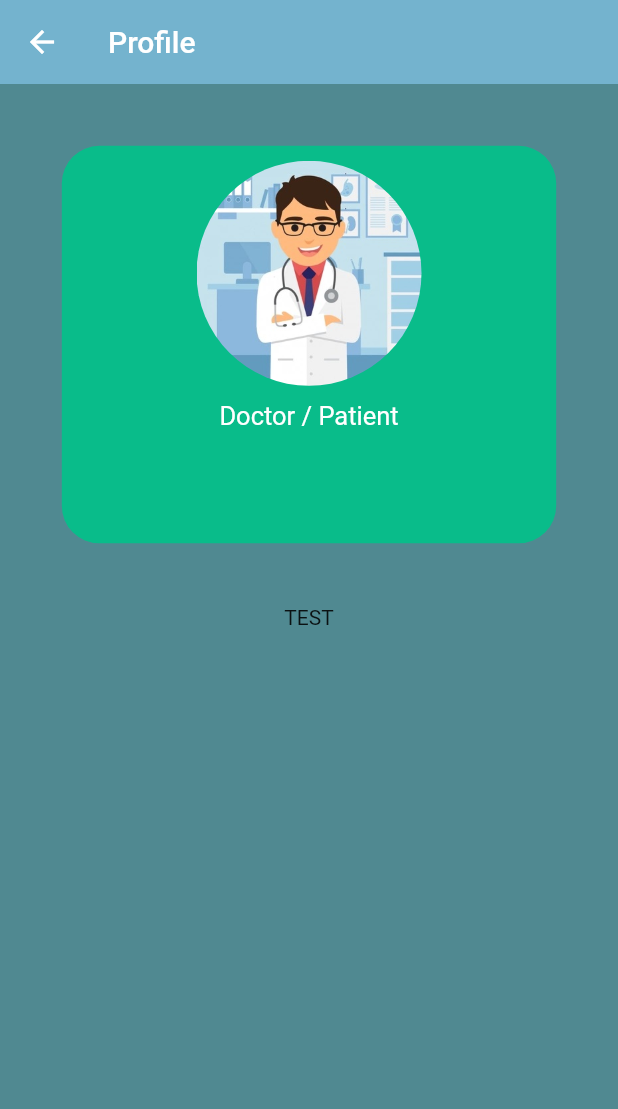
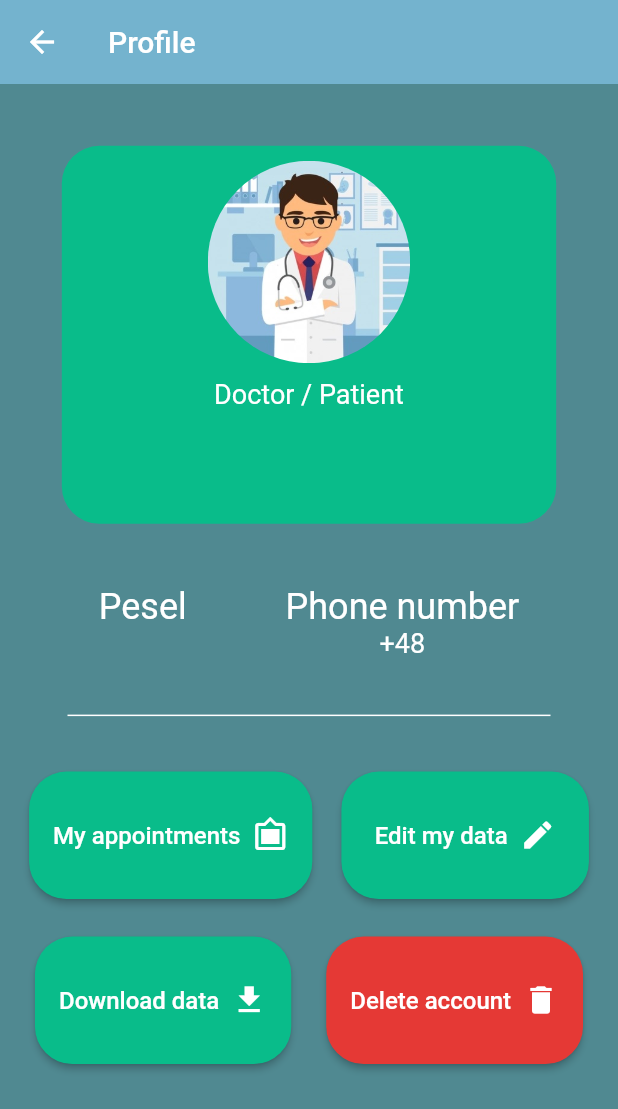
Before and after one commit to Eciric/Clinico, a Flutter app: the ProfileView screen opened directly, on a phone screen of 412 x 824 dp. Shown: the top 1109 px of the screen. Run offline on Flutter 3.47's test engine with Material 2 defaults, Android fonts, the phone set to English and light mode, and no system bars; our stand-ins replace cloud_firestore, firebase_auth, firebase_core, flutter_spinkit; accounts and stored records are empty.

Commit message:
Basic profile UI done

```diff
--- a/lib/screens/profile/profile.dart
+++ b/lib/screens/profile/profile.dart
@@ -1,12 +1,14 @@
 import 'package:clinico/services/database.dart';
 import 'package:clinico/style/colors.dart';
+import 'package:clinico/style/profileButtonDecoration.dart';
 import 'package:cloud_firestore/cloud_firestore.dart';
 import 'package:firebase_auth/firebase_auth.dart';
 import 'package:flutter/material.dart';
+import 'package:clinico/services/stringExtension.dart';
 
 class ProfileView extends StatelessWidget {
-  final double avatarHeight = 150;
-  final double avatarWidth = 150;
+  final double avatarHeight = 135;
+  final double avatarWidth = 135;
 
   @override
   Widget build(BuildContext context) {
@@ -33,6 +35,7 @@ class ProfileView extends StatelessWidget {
                       child: Column(
                         children: [
                           Container(
+                              padding: EdgeInsets.only(bottom: 10),
                               margin: EdgeInsets.symmetric(
                                   vertical: MediaQuery.of(context).size.width *
                                       1 /
@@ -41,7 +44,6 @@ class ProfileView extends StatelessWidget {
                                   color: MyColors.mountainMeadow,
                                   borderRadius: BorderRadius.circular(25)),
                               width: MediaQuery.of(context).size.width * 4 / 5,
-                              height: avatarHeight + 115,
                               child: Column(
                                 children: [
                                   SizedBox(
@@ -64,24 +66,114 @@ class ProfileView extends StatelessWidget {
                                   ),
                                   Text('Doctor / Patient',
                                       style: TextStyle(
-                                          fontSize: 17, color: Colors.white)),
+                                          fontSize: 18, color: Colors.white)),
                                   SizedBox(
                                     height: 10,
                                   ),
                                   Text(
-                                      '${user.get('name')} ${user.get('surname')}',
+                                      '${user.get('name').toString().toCapitalized()} ${user.get('surname').toString().toCapitalized()}',
                                       style: TextStyle(
-                                          fontSize: 21, color: Colors.white)),
+                                          fontSize: 22, color: Colors.white)),
                                   SizedBox(
                                     height: 10,
                                   ),
                                   Text('${user.get('email')}',
                                       style: TextStyle(
-                                          fontSize: 17, color: Colors.white))
+                                          fontSize: 17, color: Colors.white)),
                                 ],
                               )),
-                          Container(
-                            child: Text("TEST"),
+                          Row(
+                            mainAxisAlignment: MainAxisAlignment.spaceEvenly,
+                            children: [
+                              Column(
+                                children: [
+                                  Text("Pesel",
+                                      style: TextStyle(
+                                          fontSize: 24, color: Colors.white)),
+                                  Text("${user.get('pesel')}",
+                                      style: TextStyle(
+                                          fontSize: 18, color: Colors.white))
+                                ],
+                              ),
+                              Column(
+                                children: [
+                                  Text("Phone number",
+                                      style: TextStyle(
+                                          fontSize: 24, color: Colors.white)),
+                                  Text("+48${user.get('phoneNumber')}",
+                                      style: TextStyle(
+                                          fontSize: 18, color: Colors.white))
+                                ],
+                              ),
+                            ],
+                          ),
+                          const Divider(
+                            color: Colors.white,
+                            height: 75,
+                            thickness: 1,
+                            indent: 45,
+                            endIndent: 45,
+                          ),
+                          Row(
+                            mainAxisAlignment: MainAxisAlignment.spaceEvenly,
+                            children: [
+                              ElevatedButton(
+                                  style: raisedButtonStyle,
+                                  onPressed: () {},
+                                  child: Wrap(
+                                    crossAxisAlignment:
+                                        WrapCrossAlignment.center,
+                                    children: [
+                                      Text('My appointments  ',
+                                          style: TextStyle(fontSize: 16)),
+                                      Icon(Icons.filter_frames),
+                                    ],
+                                  )),
+                              ElevatedButton(
+                                  style: raisedButtonStyle,
+                                  onPressed: () {},
+                                  child: Wrap(
+                                    crossAxisAlignment:
+                                        WrapCrossAlignment.center,
+                                    children: [
+                                      Text('Edit my data  ',
+                                          style: TextStyle(fontSize: 16)),
+                                      Icon(Icons.edit),
+                                    ],
+                                  )),
+                            ],
+                          ),
+                          SizedBox(
+                            height: 25,
+                          ),
+                          Row(
+                            mainAxisAlignment: MainAxisAlignment.spaceEvenly,
+                            children: [
+                              ElevatedButton(
+                                  style: raisedButtonStyle,
+                                  onPressed: () {},
+                                  child: Wrap(
+                                    crossAxisAlignment:
+                                        WrapCrossAlignment.center,
+                                    children: [
+                                      Text('Download data  ',
+                                          style: TextStyle(fontSize: 16)),
+                                      Icon(Icons.download),
+                                    ],
+                                  )),
+                              ElevatedButton(
+                                  style: raisedDangerButtonStyle,
+                                  onPressed: () {},
+                                  child: Wrap(
+                                    crossAxisAlignment:
+                                        WrapCrossAlignment.center,
+                                    children: [
+                                      Text('Delete account  ',
+                                          style: TextStyle(fontSize: 16)),
+                                      Icon(Icons.delete),
+                                    ],
+                                  )),
+                            ],
                           )
                         ],
                       )),
@@ -95,80 +187,3 @@ class ProfileView extends StatelessWidget {
     );
   }
 }
-
-// Stack(children: [
-//                 Positioned(
-//                   top: 80,
-//                   left: 0,
-//                   right: 0,
-//                   child: Container(
-//                       padding: EdgeInsets.symmetric(horizontal: 50),
-//                       margin: EdgeInsets.symmetric(horizontal: 50),
-//                       width: MediaQuery.of(context).size.width * 4 / 5,
-//                       height: MediaQuery.of(context).size.width * 1 / 5 +
-//                           avatarHeight,
-//                       decoration: BoxDecoration(
-//                           color: MyColors.mountainMeadow,
-//                           borderRadius: BorderRadius.circular(25)),
-//                       child: Column(
-//                         children: [
-//                           SizedBox(height: avatarHeight / 1.45),
-//                           Text('Doctor / Patient',
-//                               style:
-//                                   TextStyle(fontSize: 17, color: Colors.white)),
-//                           SizedBox(
-//                             height: 10,
-//                           ),
-//                           Text('${user.get('name')} ${user.get('surname')}',
-//                               style:
-//                                   TextStyle(fontSize: 21, color: Colors.white)),
-//                           SizedBox(
-//                             height: 10,
-//                           ),
-//                           Text('${user.get('email')}',
-//                               style:
-//                                   TextStyle(fontSize: 17, color: Colors.white))
-//                         ],
-//                       )),
-//                 ),
-//                 Positioned(
-//                   top: 25,
-//                   left: MediaQuery.of(context).size.width / 2 - avatarWidth / 2,
-//                   child: Container(
-//                     height: avatarHeight,
-//                     width: avatarWidth,
-//                     decoration: BoxDecoration(
-//                       image: DecorationImage(
-//                         image: AssetImage('assets/images/doctor.jpg'),
-//                         fit: BoxFit.fill,
-//                       ),
-//                       shape: BoxShape.circle,
-//                     ),
-//                   ),
-//                 ),
-//                 Positioned(
-//                     top: 325,
-//                     child: Column(
-//                       mainAxisAlignment: MainAxisAlignment.center,
-//                       crossAxisAlignment: CrossAxisAlignment.center,
-//                       children: [
-//                         Row(
-//                           children: [
-//                             Column(
-//                               children: [
-//                                 Text('My id'),
-//                                 Text(
-//                                     '${user.get('userId').toString().substring(0, 16)}')
-//                               ],
-//                             ),
-//                             Column(
-//                               children: [
-//                                 Text('Phone number'),
-//                                 Text('${user.get('phoneNumber')}')
-//                               ],
-//                             )
-//                           ],
-//                         )
-//                       ],
-//                     ))
-//               ]);
--- /dev/null
+++ b/lib/services/stringExtension.dart
@@ -0,0 +1,4 @@
+extension StringCasingExtension on String {
+  String toCapitalized() =>
+      this.length > 0 ? '${this[0].toUpperCase()}${this.substring(1)}' : '';
+}
--- /dev/null
+++ b/lib/style/profileButtonDecoration.dart
@@ -0,0 +1,22 @@
+import 'package:clinico/style/colors.dart';
+import 'package:flutter/material.dart';
+
+final ButtonStyle raisedButtonStyle = ElevatedButton.styleFrom(
+  onPrimary: Colors.white,
+  primary: MyColors.mountainMeadow,
+  minimumSize: Size(165, 85),
+  padding: EdgeInsets.symmetric(horizontal: 16, vertical: 8),
+  shape: const RoundedRectangleBorder(
+    borderRadius: BorderRadius.all(Radius.circular(25)),
+  ),
+);
+
+final ButtonStyle raisedDangerButtonStyle = ElevatedButton.styleFrom(
+  onPrimary: Colors.white,
+  primary: Colors.red.shade600,
+  minimumSize: Size(165, 85),
+  padding: EdgeInsets.symmetric(horizontal: 16, vertical: 8),
+  shape: const RoundedRectangleBorder(
+    borderRadius: BorderRadius.all(Radius.circular(25)),
+  ),
+);
```
